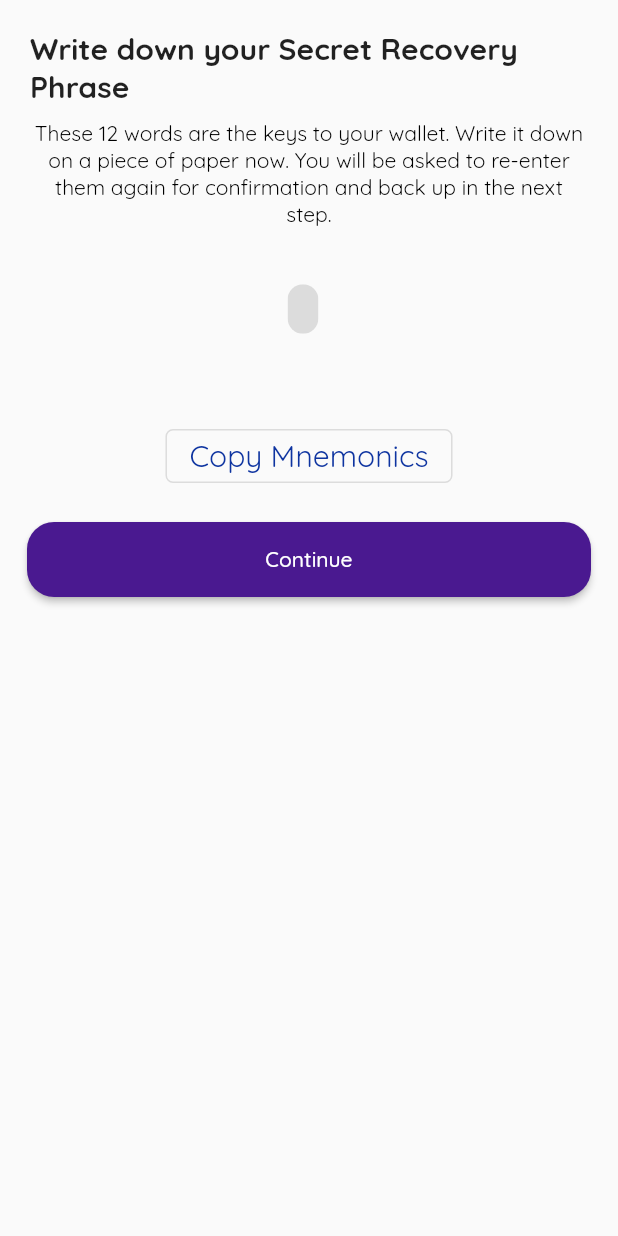
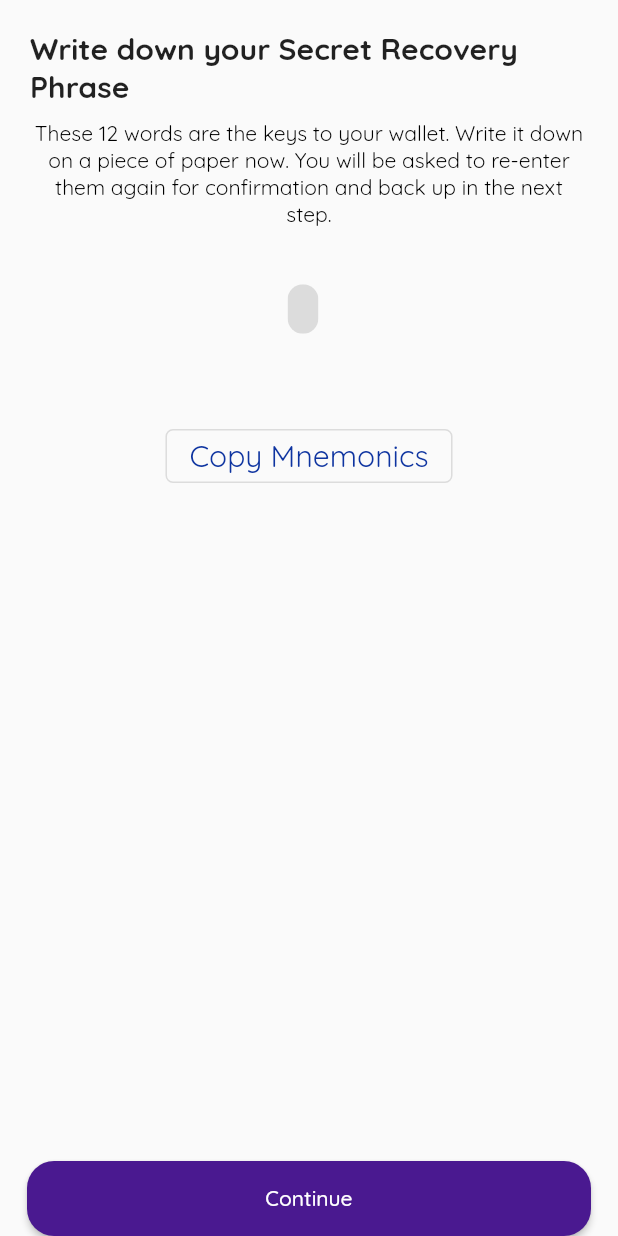
Before and after one commit to jhaym3s/wallet, a Flutter app: the CreateWalletSuccessScreen screen opened directly with empty values, on a phone screen of 412 x 824 dp. Run offline on Flutter 3.47's test engine with Material 2 defaults, Android fonts, the light colour scheme and no system bars; our stand-ins replace bloc, convert, equatable, flutter_bloc, flutter_spinkit, gap and 4 more; missing offline and left inert: bip39, ed25519_hd_key, qr_code_scanner, web3dart; accounts and stored records are empty.

Commit message:
receive screen

```diff
--- a/lib/configs/constants.dart
+++ b/lib/configs/constants.dart
@@ -134,6 +134,7 @@ class AssetsImages {
   static const ethIcon =  "assets/images/ethIcon.png";
   static const recieveWhite = "assets/images/recieve-white.png";
   static const sendWhite = "assets/images/send-white.png";
+  static const purpleLogo = "assets/images/colored_icon.png";
 }
 
 /// Preference keys used to store/read values using [AppPreferences].
--- a/lib/presentation/widgets/create_wallet_success_screen.dart
+++ b/lib/presentation/widgets/create_wallet_success_screen.dart
@@ -65,13 +65,18 @@ class CreateWalletSuccessScreen extends StatelessWidget {
             ],
           ),
         ),
-        CustomElevatedButton(
-            onPressed: () {
-              Navigator.of(context).popAndPushNamed(
-                CustomNavigationBar.routeName,
-              );
-            },
-            label: "Continue")
+        Expanded(
+          child: Align(
+            alignment: Alignment.bottomCenter,
+            child: CustomElevatedButton(
+                onPressed: () {
+                  Navigator.of(context).popAndPushNamed(
+                    CustomNavigationBar.routeName,
+                  );
+                },
+                label: "Continue"),
+          ),
+        )
       ],
     )
     ));
--- a/lib/presentation/widgets/wallet_screen_widget/token_list.dart
+++ b/lib/presentation/widgets/wallet_screen_widget/token_list.dart
@@ -23,7 +23,7 @@ class TokenList extends StatelessWidget {
                 )
               :
               ListView.builder(
-                  //itemCount: 25,
+                  itemCount: 5,
                   itemBuilder: (BuildContext context, int index) {
                     return  Padding(
                       padding:  const EdgeInsets.only(top: 10.0),
```
Also changed, not shown: lib/presentation/screens/transactions/receive.dart (+11 -11 lines), assets/images/colored_icon.png (added).
